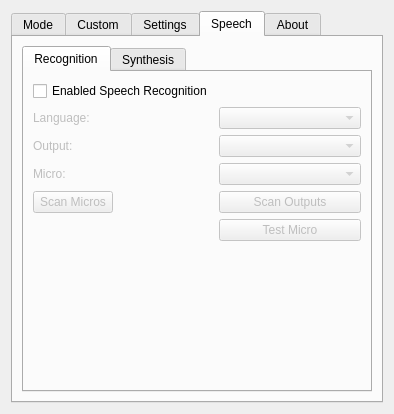
Before: the Qt Designer form software/dialog.ui in boucaron/3DMouse, drawn with Qt 5.
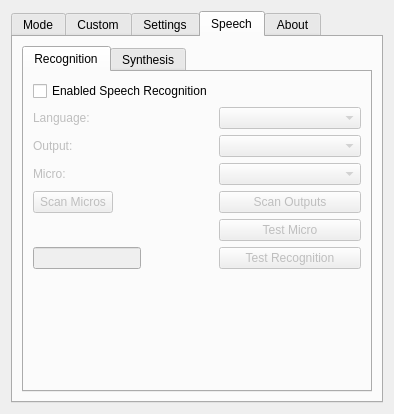
After: the same form once the commit is applied. The open tabs and pages were chosen to show the change. Icons and pictures are not drawn.

Commit message: Add speech recognition with Whysper

Diff of the .ui file:
```diff
--- a/software/dialog.ui
+++ b/software/dialog.ui
@@ -656,6 +656,23 @@
              </property>
             </widget>
            </item>
+           <item row="9" column="1">
+            <widget class="QPushButton" name="testRecognition">
+             <property name="enabled">
+              <bool>false</bool>
+             </property>
+             <property name="text">
+              <string>Test Recognition</string>
+             </property>
+            </widget>
+           </item>
+           <item row="9" column="0">
+            <widget class="QLineEdit" name="recognitionOutput">
+             <property name="enabled">
+              <bool>false</bool>
+             </property>
+            </widget>
+           </item>
           </layout>
          </widget>
          <widget class="QWidget" name="tab_12">
```
The commit also changes 1 other file.
